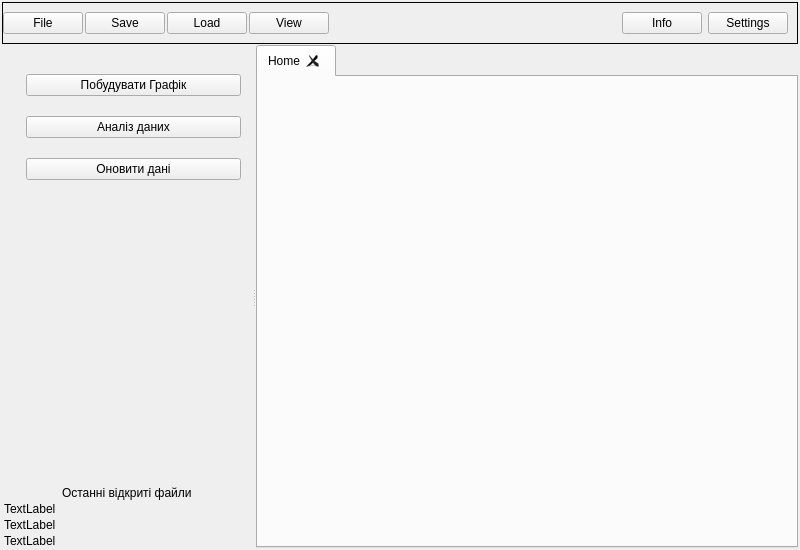
First picture: the form in UI/main_window.ui, repository 1DenLy/ChartInsight, before the edit.
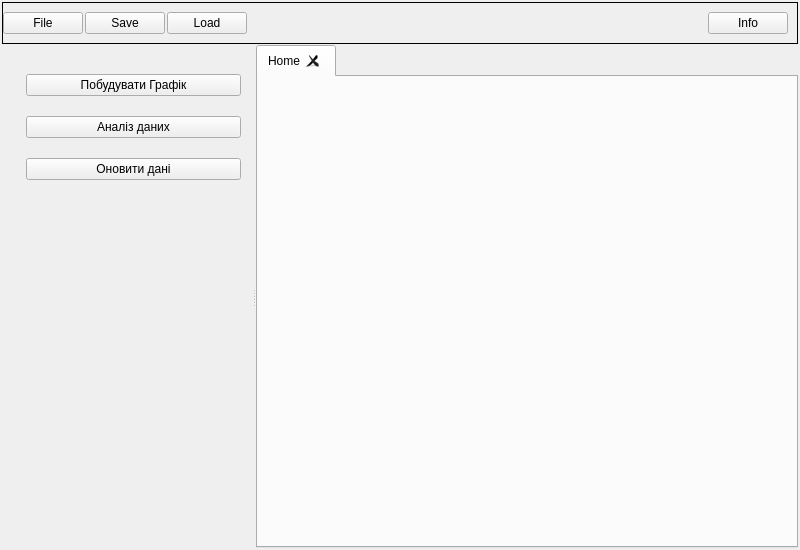
Second picture: the form after the edit.

What changed in the file:
```diff
--- a/UI/main_window.ui
+++ b/UI/main_window.ui
@@ -111,13 +111,6 @@
              </property>
             </widget>
            </item>
-           <item>
-            <widget class="QPushButton" name="pushButton_view">
-             <property name="text">
-              <string>View</string>
-             </property>
-            </widget>
-           </item>
           </layout>
          </widget>
         </item>
@@ -150,13 +143,6 @@
              </property>
             </widget>
            </item>
-           <item>
-            <widget class="QPushButton" name="pushButton_settings">
-             <property name="text">
-              <string>Settings</string>
-             </property>
-            </widget>
-           </item>
           </layout>
          </widget>
         </item>
@@ -330,42 +316,6 @@
               </property>
              </spacer>
             </item>
-            <item>
-             <layout class="QVBoxLayout" name="verticalLayout_7">
-              <item alignment="Qt::AlignHCenter">
-               <widget class="QLabel" name="label_3">
-                <property name="text">
-                 <string>Останні відкриті файли</string>
-                </property>
-               </widget>
-              </item>
-              <item>
-               <layout class="QVBoxLayout" name="verticalLayout_8">
-                <item>
-                 <widget class="QLabel" name="label_6">
-                  <property name="text">
-                   <string>TextLabel</string>
-                  </property>
-                 </widget>
-                </item>
-                <item>
-                 <widget class="QLabel" name="label_4">
-                  <property name="text">
-                   <string>TextLabel</string>
-                  </property>
-                 </widget>
-                </item>
-                <item>
-                 <widget class="QLabel" name="label_5">
-                  <property name="text">
-                   <string>TextLabel</string>
-                  </property>
-                 </widget>
-                </item>
-               </layout>
-              </item>
-             </layout>
-            </item>
            </layout>
           </widget>
           <widget class="QFrame" name="verticalFrame">
```
